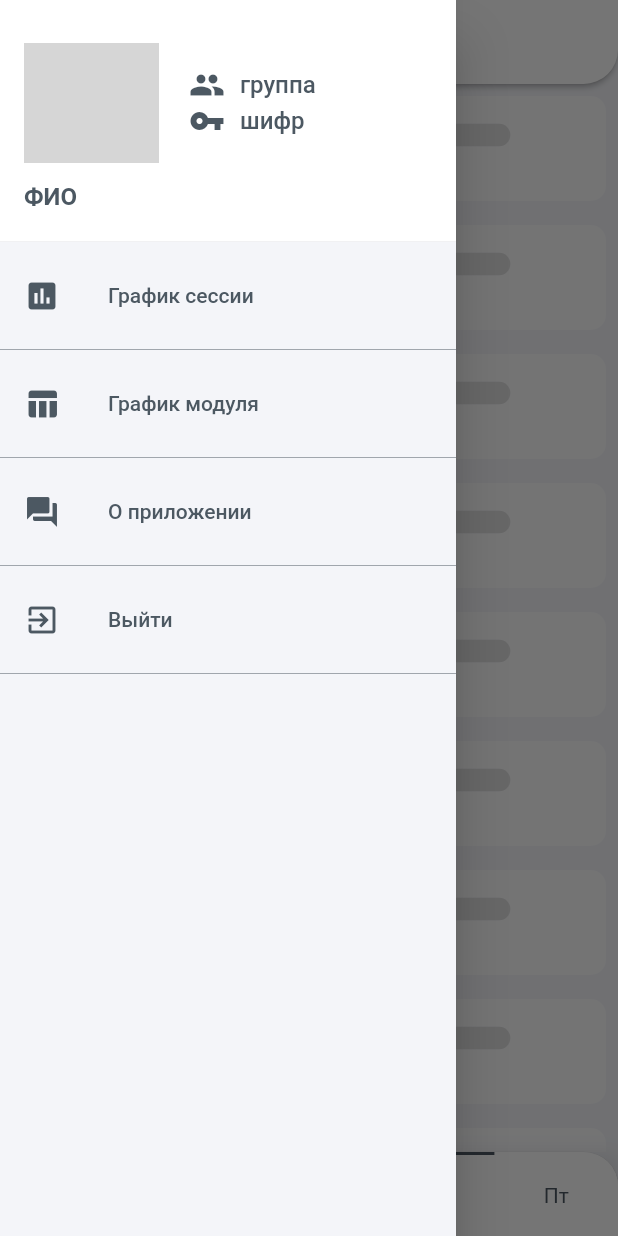
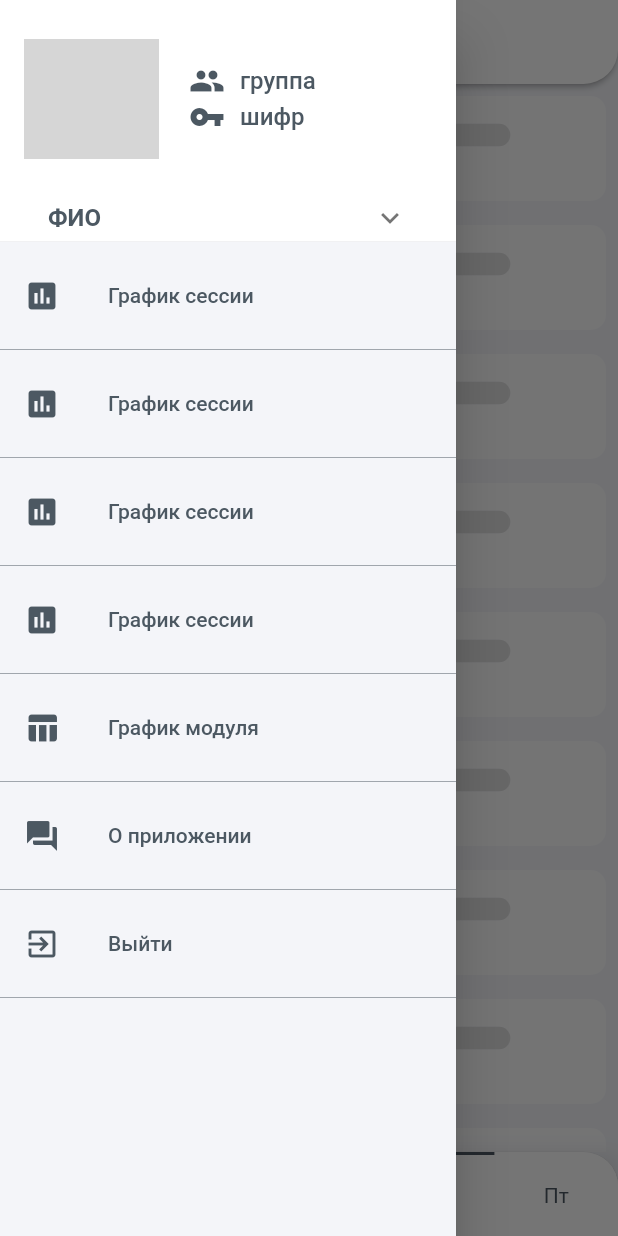
Before and after one commit to Jarkynbekbat/tizme, a Flutter app: the RaspPage screen opened by its route, with the side drawer open, on a phone screen of 412 x 824 dp. Run offline on Flutter 3.47's test engine with Material 2 defaults, Android fonts, the light colour scheme and no system bars; drawn by our look-alikes of titled_navigation_bar; our stand-ins replace firebase_messaging, flutter_local_notifications, image_picker, photo_view, pull_to_refresh, shared_preferences and 3 more; missing offline and left inert: easy_dialog, gradient_text; accounts and stored records are empty; grey boxes are pictures that could not be loaded.

```diff
--- a/lib/components/my_item.dart
+++ b/lib/components/my_item.dart
@@ -41,7 +41,7 @@ class MyItem extends StatelessWidget {
               mainAxisAlignment: MainAxisAlignment.spaceBetween,
               mainAxisSize: MainAxisSize.max,
               crossAxisAlignment: CrossAxisAlignment.center,
-              children: <Widget>[
+              children: [
                 _leftW,
                 _rightW,
               ],
--- a/lib/models/module_model.dart
+++ b/lib/models/module_model.dart
@@ -102,7 +102,6 @@ class ModuleModel extends ChangeNotifier {
       });
       selected = index;
     } catch (ex) {
-      ex;
       moduleViews = [];
     }
     notifyListeners();
--- a/lib/pages/rasp_item_files_page/components/note/note_item.dart
+++ b/lib/pages/rasp_item_files_page/components/note/note_item.dart
@@ -51,7 +51,6 @@ class NoteItem extends StatelessWidget {
                   spacing: 5.0,
                   runSpacing: 5.0,
                   direction: Axis.vertical, // main axis (rows or columns)
-
                   children: [
                     Text(
                       flexing(_obj['content']),
@@ -64,9 +63,7 @@ class NoteItem extends StatelessWidget {
                       _obj['date']
                           .substring(0, 16)
                           .replaceFirst(' ', '          '),
-                      style: TextStyle(
-                        fontSize: 14,
-                      ),
+                      style: TextStyle(fontSize: 14),
                     ),
                   ],
                 ),
--- a/lib/pages/rasp_item_files_page/components/note/note_item_hero.dart
+++ b/lib/pages/rasp_item_files_page/components/note/note_item_hero.dart
@@ -2,6 +2,7 @@ import 'dart:async';
 import 'package:flutter/material.dart';
 //components
 import 'package:new_rasp_app/components/my_app_bar.dart';
+import 'package:new_rasp_app/components/my_container.dart';
 import 'package:new_rasp_app/helpers/show_snackbar.dart';
 
 //services
@@ -44,7 +45,9 @@ class _NoteItemHeroState extends State<NoteItemHero> {
             ),
           )
         ]),
-        body: Container(
+        body: MyContainer(
+          [
+            Container(
               decoration: BoxDecoration(
                 boxShadow: [
                   BoxShadow(
@@ -94,6 +97,8 @@ class _NoteItemHeroState extends State<NoteItemHero> {
                 ),
               ),
             ),
+          ],
+        ),
       ),
     );
   }
--- a/lib/pages/rasp_page/rasp_page.dart
+++ b/lib/pages/rasp_page/rasp_page.dart
@@ -42,8 +42,6 @@ class _RaspPageState extends State<RaspPage>
     //   time: Time(7, 30, 0),
     //   rasps: rasps,
     // );
-
-    var temp = Theme.of(context).appBarTheme.color;
 
     return Scaffold(
       key: _scaffoldKey,
--- a/lib/pages/rasp_page/views/navigation_drawer.dart
+++ b/lib/pages/rasp_page/views/navigation_drawer.dart
@@ -26,9 +26,7 @@ class _NavigationDrawerState extends State<NavigationDrawer> {
         ),
         onTap: onTab,
       ),
-      Divider(
-        color: Theme.of(context).iconTheme.color.withOpacity(0.5),
-      ),
+      Divider(color: Theme.of(context).iconTheme.color.withOpacity(0.5)),
     ];
   }
 
@@ -36,9 +34,11 @@ class _NavigationDrawerState extends State<NavigationDrawer> {
   Widget build(BuildContext context) {
     return Drawer(
       child: ListView(
-        padding: EdgeInsets.zero,
-        children: <Widget>[
+        // padding: EdgeInsets.zero,
+        children: [
           DrawerHeader(
+            child: Container(
+              height: 120,
               child: Column(
                   crossAxisAlignment: CrossAxisAlignment.start,
                   mainAxisAlignment: MainAxisAlignment.spaceEvenly,
@@ -52,6 +52,7 @@ class _NavigationDrawerState extends State<NavigationDrawer> {
                             width: 90,
                             height: 80,
                           ),
+                          SizedBox(height: 100),
                           Column(
                             crossAxisAlignment: CrossAxisAlignment.start,
                             mainAxisAlignment: MainAxisAlignment.center,
@@ -87,6 +88,7 @@ class _NavigationDrawerState extends State<NavigationDrawer> {
                                       String cypher = snapshot.hasData
                                           ? snapshot.data
                                           : "шифр";
+
                                       return Text(
                                         cypher,
                                         style: TextStyle(
@@ -100,10 +102,11 @@ class _NavigationDrawerState extends State<NavigationDrawer> {
                             ],
                           ),
                         ]),
-                  FutureBuilder(
+                    ExpansionTile(
+                      title: FutureBuilder(
                         future: LocalFioService.getFio(),
-                    builder:
-                        (BuildContext context, AsyncSnapshot<String> snapshot) {
+                        builder: (BuildContext context,
+                            AsyncSnapshot<String> snapshot) {
                           String fio = snapshot.hasData ? snapshot.data : "ФИО";
                           return Text(
                             fio,
@@ -115,23 +118,34 @@ class _NavigationDrawerState extends State<NavigationDrawer> {
                           );
                         },
                       ),
+                      children: getOption(
+                          'Выйти',
+                          Icons.exit_to_app,
+                          () => Provider.of<AuthModel>(context, listen: false)
+                              .logOut(context)),
+                    ),
                   ]),
+            ),
             decoration: BoxDecoration(
               color: Theme.of(context).appBarTheme.color,
               // color: Color(0xFFF4F5F9),
             ),
           ),
-          //! DropdownButton(
-          //   items: [
-          //     DropdownMenuItem(
-          //       child: Text('test'),
-          //     )
-          //   ],
-          // ),
+
           // ...getOption('Уведомления', Icons.notifications,
           //     () => Navigator.pushNamed(context, '/notifications')),
           ...getOption('График сессии', Icons.insert_chart,
               () => Navigator.pushNamed(context, '/session_graph')),
+
+          //------------------------------------
+          ...getOption('График сессии', Icons.insert_chart,
+              () => Navigator.pushNamed(context, '/session_graph')),
+          ...getOption('График сессии', Icons.insert_chart,
+              () => Navigator.pushNamed(context, '/session_graph')),
+          ...getOption('График сессии', Icons.insert_chart,
+              () => Navigator.pushNamed(context, '/session_graph')),
+          //------------------------------------
+
           ...getOption('График модуля', Icons.table_chart,
               () => Navigator.pushNamed(context, '/module_graph')),
           ...getOption('О приложении', Icons.question_answer,
--- a/lib/pages/rasp_page/views/rasp_item_view.dart
+++ b/lib/pages/rasp_page/views/rasp_item_view.dart
@@ -1,5 +1,4 @@
 import 'package:flutter/material.dart';
-import 'package:new_rasp_app/helpers/screen.dart';
 import 'package:new_rasp_app/models/rasp_model.dart';
 import 'package:photo_view/photo_view.dart';
 
@@ -19,7 +18,7 @@ class RaspItemView extends StatelessWidget {
   );
 
   final raspBottomTextStyle = new TextStyle(
-    fontSize: 12.0,
+    fontSize: 15.0,
     fontWeight: FontWeight.w300,
     fontFamily: "Roboto",
   );
```
Lines whose indentation alone changed are shown as unchanged.
